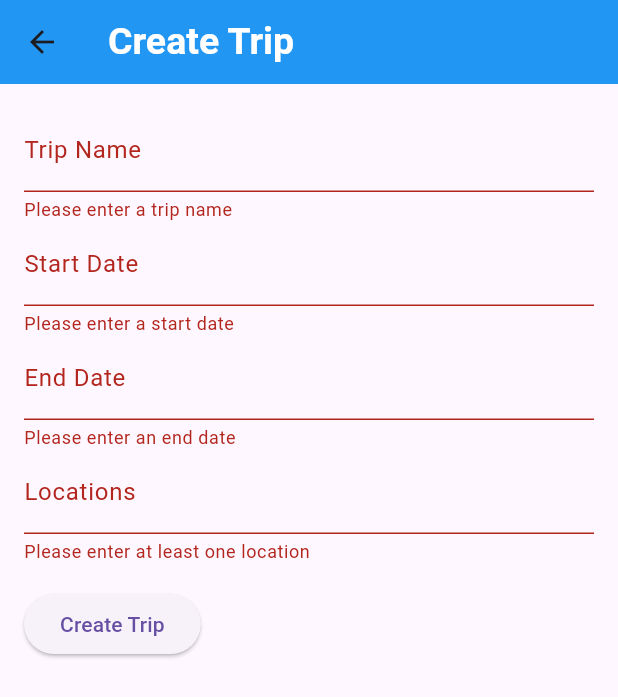
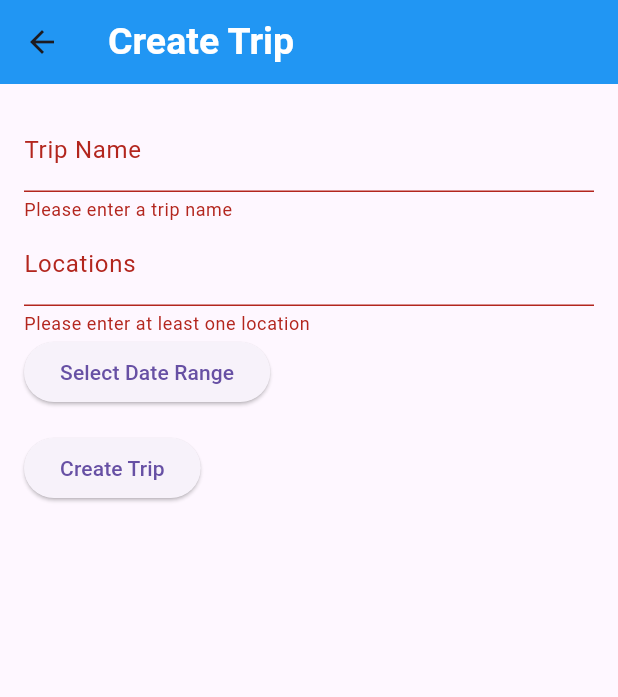
Before and after one commit to Terbish/GroupEscape, a Flutter app: the CreateTrip screen opened directly, after a tap on "Create Trip", on a phone screen of 412 x 824 dp. Shown: the top 697 px of the screen. Run offline on Flutter 3.47's test engine with Material 3 defaults, Android fonts, the phone set to English and light mode, and no system bars; our stand-ins replace cloud_firestore, firebase_auth, firebase_core; accounts and stored records are empty.

Commit message:
- Created the Availability and AvailabilityModel classes to include userId and tripId and an array of availabilities. - Updated the _submitForm method in create_trip.dart to use the modified classes and methods. - Fixed a stack overflow error in the toJson method of the AvailabilityModel class. - Modified the addAvailability method in firestore_service.dart to store each user's availability as a separate document in the availability collection under the same tripId. "

```diff
--- /dev/null
+++ b/lib/models/availability_model.dart
@@ -0,0 +1,21 @@
+import 'package:group_escape/util/availability.dart';
+
+class AvailabilityModel{
+  final String userId;
+  final String tripId;
+  final List<Availability> availability;
+
+  AvailabilityModel({
+    required this.userId,
+    required this.tripId,
+    required this.availability
+  });
+
+  Map<String, dynamic> toJson(){
+    return {
+      'userId': userId,
+      'tripId': tripId,
+      'availability': availability.map((e) => e.toJson()).toList(),
+    };
+  }
+}
--- a/lib/pages/create_trip.dart
+++ b/lib/pages/create_trip.dart
@@ -1,6 +1,8 @@
 import 'package:cloud_firestore/cloud_firestore.dart';
 import 'package:firebase_auth/firebase_auth.dart';
 import 'package:flutter/material.dart';
+import 'package:group_escape/models/availability_model.dart';
+import 'package:group_escape/util/availability.dart';
 
 import '../models/trip_model.dart';
 import '../services/firestore_service.dart';
@@ -15,9 +17,25 @@ class _CreateTripState extends State<CreateTrip> {
   final _formKey = GlobalKey<FormState>();
   final _firestoreService = FirestoreService();
   String _tripName = '';
-  String _startDate = '';
-  String _endDate = '';
+  // String _startDate = '';
+  // String _endDate = '';
   List<String> _locations = [];
+  DateTime _startDate = DateTime.now();
+  DateTime _endDate = DateTime.now();
+
+  void _showDateRangePicker(BuildContext context) async{
+    final DateTimeRange? picked = await showDateRangePicker(
+      context: context,
+      firstDate: DateTime.now(),
+      lastDate: DateTime.now().add(const Duration(days: 180)),
+    );
+    if(picked != null){
+      setState(() {
+        _startDate = picked.start;
+        _endDate = picked.end;
+      });
+    }
+  }
 
   void _submitForm() async {
     if (_formKey.currentState!.validate()) {
@@ -30,13 +48,25 @@ class _CreateTripState extends State<CreateTrip> {
       TripModel tripModel = TripModel(
         userId: userId,
         tripName: _tripName,
-        startDate: _startDate,
-        endDate: _endDate,
+        startDate: _startDate.toString(),
+        endDate: _endDate.toString(),
         locations: _locations,
       );
 
-      await _firestoreService.addTrip(tripModel);
+      String tripId = await _firestoreService.addTrip(tripModel);
 
+      Availability availability = Availability(
+        startDate: Timestamp.fromDate(_startDate),
+        endDate: Timestamp.fromDate(_endDate),
+      );
+
+      AvailabilityModel availabilityModel = AvailabilityModel(
+        userId: userId,
+        tripId: tripId,
+        availability: [availability],
+      );
+
+      await _firestoreService.addAvailability(tripId, userId, availabilityModel.toJson());
       // Navigate back to the home page
       Navigator.pop(context);
     }
@@ -76,30 +106,30 @@ class _CreateTripState extends State<CreateTrip> {
                   _tripName = value!;
                 },
               ),
-              TextFormField(
-                decoration: const InputDecoration(labelText: 'Start Date'),
-                validator: (value) {
-                  if (value == null || value.isEmpty) {
-                    return 'Please enter a start date';
-                  }
-                  return null;
-                },
-                onSaved: (value) {
-                  _startDate = value!;
-                },
-              ),
-              TextFormField(
-                decoration: const InputDecoration(labelText: 'End Date'),
-                validator: (value) {
-                  if (value == null || value.isEmpty) {
-                    return 'Please enter an end date';
-                  }
-                  return null;
-                },
-                onSaved: (value) {
-                  _endDate = value!;
-                },
-              ),
+              // TextFormField(
+              //   decoration: const InputDecoration(labelText: 'Start Date'),
+              //   validator: (value) {
+              //     if (value == null || value.isEmpty) {
+              //       return 'Please enter a start date';
+              //     }
+              //     return null;
+              //   },
+              //   onSaved: (value) {
+              //     _startDate = value! as DateTime;
+              //   },
+              // ),
+              // TextFormField(
+              //   decoration: const InputDecoration(labelText: 'End Date'),
+              //   validator: (value) {
+              //     if (value == null || value.isEmpty) {
+              //       return 'Please enter an end date';
+              //     }
+              //     return null;
+              //   },
+              //   onSaved: (value) {
+              //     _endDate = value! as DateTime;
+              //   },
+              // ),
               TextFormField(
                 decoration: const InputDecoration(labelText: 'Locations'),
                 validator: (value) {
@@ -111,6 +141,10 @@ class _CreateTripState extends State<CreateTrip> {
                 onSaved: (value) {
                   _locations = value!.split(',');
                 },
+              ),
+              ElevatedButton(
+                onPressed: () => _showDateRangePicker(context),
+                child: const Text('Select Date Range'),
               ),
               const SizedBox(height: 16.0),
               ElevatedButton(
--- /dev/null
+++ b/lib/util/availability.dart
@@ -0,0 +1,18 @@
+import 'package:cloud_firestore/cloud_firestore.dart';
+
+class Availability {
+  final Timestamp startDate;
+  final Timestamp endDate;
+
+  Availability({
+    required this.startDate,
+    required this.endDate,
+  });
+
+  Map<String, dynamic> toJson() {
+    return {
+      'startDate': startDate,
+      'endDate': endDate,
+    };
+  }
+}
```
Also changed, not shown: lib/services/firestore_service.dart (+7 -2 lines).
